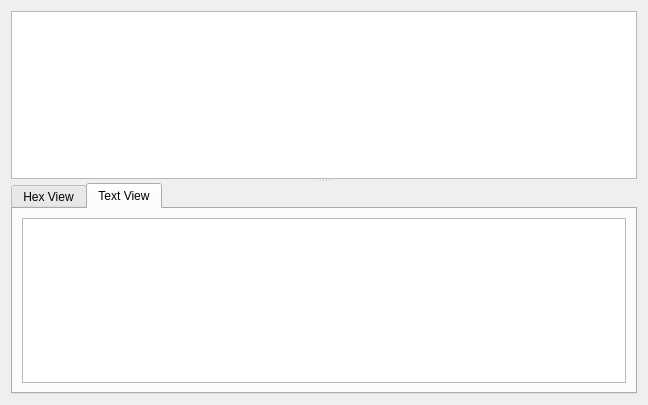
First picture: the form in proxytool/proxytoolview.ui, repository richmoore/bitslinger, before the edit.
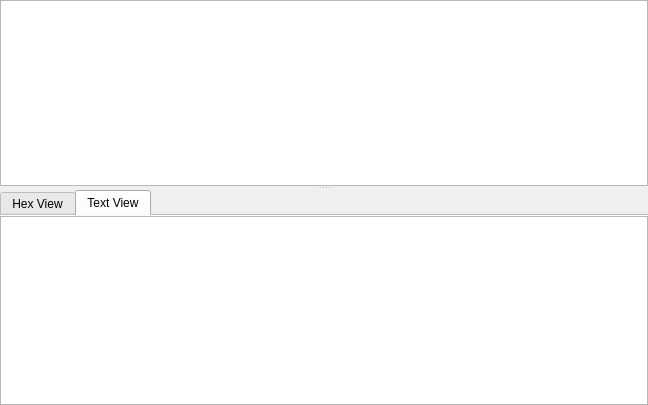
Second picture: the form after the edit. The open tabs and pages were chosen to show the change. Custom widgets are drawn as their Qt base class.

Commit message:
Reduce margins
Attempt to remove the nested boxes in the GUI

The edit to the form file:
```diff
--- a/proxytool/proxytoolview.ui
+++ b/proxytool/proxytoolview.ui
@@ -14,6 +14,21 @@
    <string>Form</string>
   </property>
   <layout class="QGridLayout" name="gridLayout">
+   <property name="leftMargin">
+    <number>0</number>
+   </property>
+   <property name="topMargin">
+    <number>0</number>
+   </property>
+   <property name="rightMargin">
+    <number>0</number>
+   </property>
+   <property name="bottomMargin">
+    <number>0</number>
+   </property>
+   <property name="spacing">
+    <number>0</number>
+   </property>
    <item row="0" column="0">
     <widget class="QSplitter" name="splitter">
      <property name="orientation">
@@ -29,7 +44,10 @@
      </widget>
      <widget class="QTabWidget" name="tabWidget">
       <property name="currentIndex">
-       <number>1</number>
+       <number>0</number>
+      </property>
+      <property name="documentMode">
+       <bool>true</bool>
       </property>
       <widget class="QWidget" name="hexViewTab">
        <attribute name="title">
@@ -46,6 +64,18 @@
         <string>Text View</string>
        </attribute>
        <layout class="QHBoxLayout" name="horizontalLayout_2">
+        <property name="leftMargin">
+         <number>0</number>
+        </property>
+        <property name="topMargin">
+         <number>0</number>
+        </property>
+        <property name="rightMargin">
+         <number>0</number>
+        </property>
+        <property name="bottomMargin">
+         <number>0</number>
+        </property>
         <item>
          <widget class="QPlainTextEdit" name="textView"/>
         </item>
```
Left out of the diff: 9 changed lines with no effect on the pictures. The commit also changes 2 other files.
